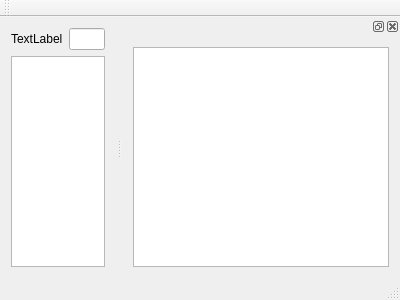
This is scratchpad.ui in stoyan-shopov/scratchpad as Qt 5 draws it before an edit. The edited form follows.
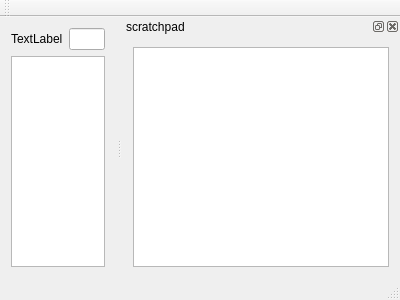
This is the edited form.

The edit to the form file:
```diff
--- a/scratchpad.ui
+++ b/scratchpad.ui
@@ -54,6 +54,9 @@
   </widget>
   <widget class="QStatusBar" name="statusBar"/>
   <widget class="QDockWidget" name="dockWidgetScratchpad">
+   <property name="windowTitle">
+    <string>scratchpad</string>
+   </property>
    <attribute name="dockWidgetArea">
     <number>2</number>
    </attribute>
```
